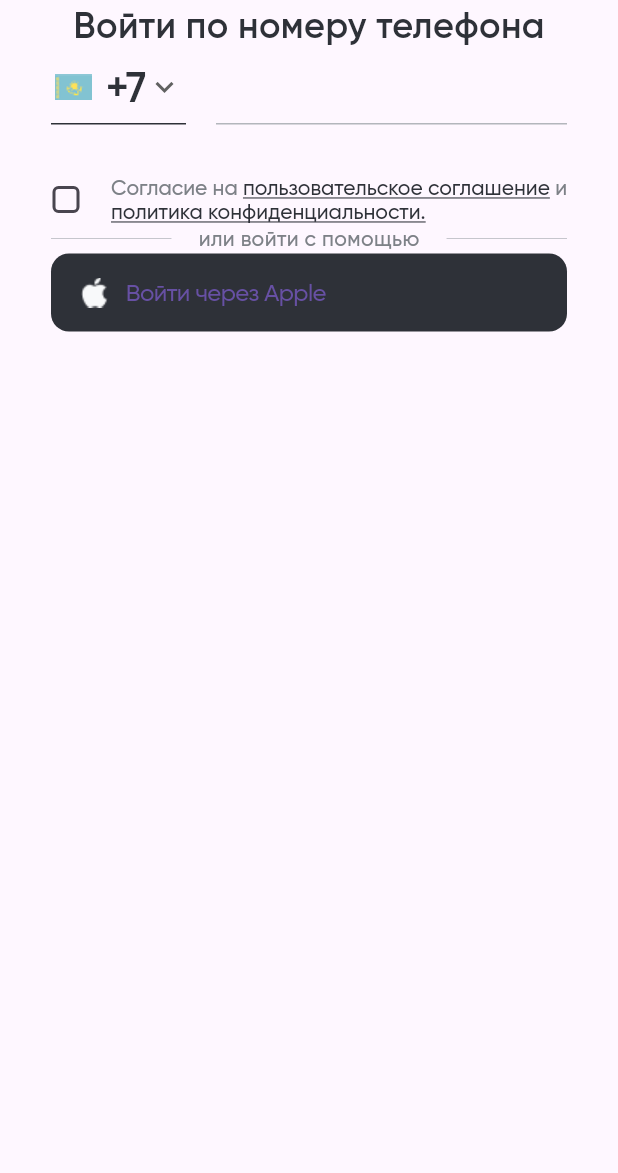
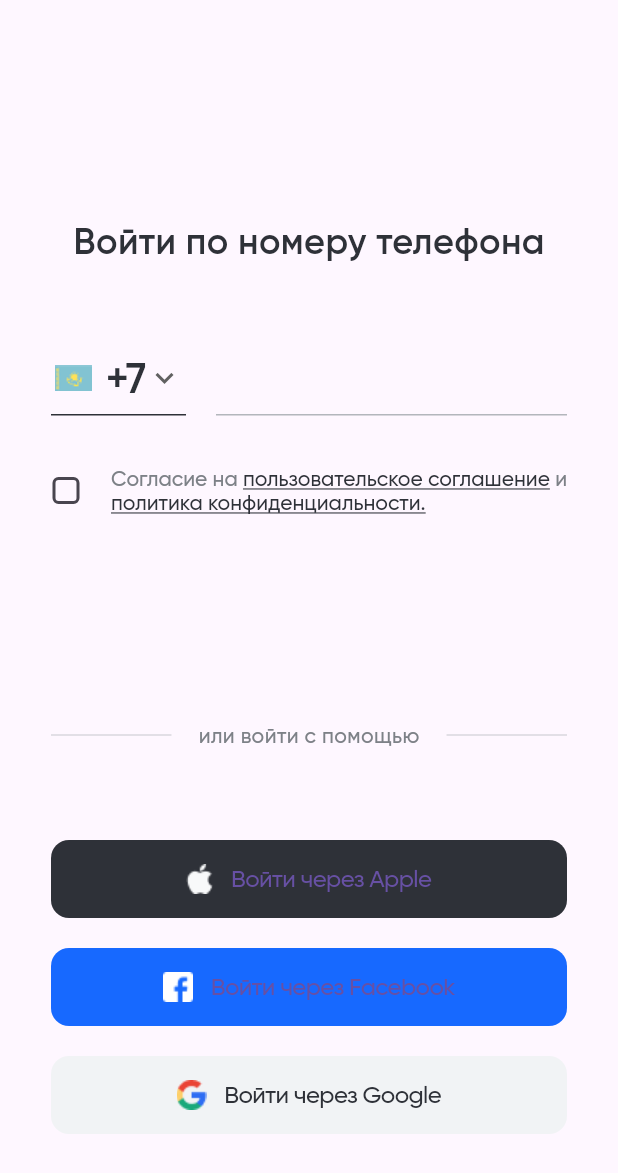
Before and after one commit to chakifenix/chat_app, a Flutter app: the screen it shows after launch, on a phone screen of 412 x 824 dp. Shown: the top 1173 px of the screen. Run offline on Flutter 3.47's test engine with Material 3 defaults, Android fonts, the phone set to English and light mode, and no system bars.

Commit message:
auth page

```diff
--- a/lib/features/auth/presentation/view/auth_page.dart
+++ b/lib/features/auth/presentation/view/auth_page.dart
@@ -1,5 +1,3 @@
-import 'dart:io';
-
 import 'package:chat_app/core/styles/text_styles.dart';
 import 'package:chat_app/extensions/space_exs.dart';
 import 'package:chat_app/features/auth/presentation/widgets/auth_button.dart';
@@ -22,18 +20,58 @@ class _AuthPageState extends State<AuthPage> {
   ];
   int selectedValue = 7;
   final TextEditingController phoneController = TextEditingController();
+  final FocusNode _focusNode = FocusNode();
+  bool isButtonVisible = false;
+  bool isFilled = false;
+
+  void _handleTapOutside(BuildContext context) {
+    if (isButtonVisible) {
+      _focusNode.unfocus(); // Закрываем клавиатуру
+      setState(() {
+        isButtonVisible = false;
+      });
+    }
+  }
+
+  @override
+  void initState() {
+    super.initState();
+    _focusNode.addListener(() {
+      setState(() {
+        isButtonVisible = _focusNode.hasFocus;
+      });
+    });
+    phoneController.addListener(() {
+      setState(() {
+        isFilled = phoneController.text.length == 13;
+      });
+    });
+  }
+
+  @override
+  void dispose() {
+    super.dispose();
+    _focusNode.dispose();
+  }
+
   @override
   Widget build(BuildContext context) {
     return Scaffold(
-      body: Padding(
+      body: GestureDetector(
+        onTap: () => _handleTapOutside(context),
+        child: Padding(
           padding: const EdgeInsets.symmetric(horizontal: 34),
+          child: SingleChildScrollView(
+            reverse: true,
             child: Column(
               crossAxisAlignment: CrossAxisAlignment.center,
               children: [
+                144.h,
                 Text(
                   'Войти по номеру телефона',
                   style: AppTextStyles.h5.copyWith(color: UiColor.darkest),
                 ),
+                50.h,
                 Row(
                   mainAxisAlignment: MainAxisAlignment.center,
                   crossAxisAlignment: CrossAxisAlignment.end,
@@ -77,6 +115,7 @@ class _AuthPageState extends State<AuthPage> {
                     20.w,
                     Expanded(
                         child: AuthTextField(
+                      focusNode: _focusNode,
                       controller: phoneController,
                     ))
                   ],
@@ -98,7 +137,8 @@ class _AuthPageState extends State<AuthPage> {
                       child: RichText(
                           text: TextSpan(
                               text: 'Согласие на ',
-                          style: AppTextStyles.h8.copyWith(color: UiColor.dark),
+                              style: AppTextStyles.h8
+                                  .copyWith(color: UiColor.dark),
                               children: [
                             TextSpan(
                                 text: 'пользовательское соглашение',
@@ -107,8 +147,8 @@ class _AuthPageState extends State<AuthPage> {
                                     decoration: TextDecoration.underline)),
                             TextSpan(
                                 text: ' и ',
-                            style:
-                                AppTextStyles.h8.copyWith(color: UiColor.dark)),
+                                style: AppTextStyles.h8
+                                    .copyWith(color: UiColor.dark)),
                             TextSpan(
                                 text: 'политика конфиденциальности.',
                                 style: AppTextStyles.h8.copyWith(
@@ -118,6 +158,7 @@ class _AuthPageState extends State<AuthPage> {
                     )
                   ],
                 ),
+                137.h,
                 Row(
                   children: [
                     Expanded(
@@ -140,23 +181,65 @@ class _AuthPageState extends State<AuthPage> {
                     ),
                   ],
                 ),
-            const SizedBox(
+                60.h,
+                if (isButtonVisible)
+                  SizedBox(
                     width: double.infinity,
                     child: AuthButton(
+                      onPressed: () {
+                        // showCupertinoDialog(
+                        //     context: context,
+                        //     builder: (BuildContext ctx) {
+                        //       return CupertinoAlertDialog(
+                        //         title: const Text('Please Confirm'),
+                        //       );
+                        //     });
+                      },
+                      title: 'Продолжить',
+                      color: isFilled ? UiColor.primary : UiColor.lightest,
+                      titleColor: isFilled ? null : UiColor.light,
+                    ),
+                  ),
+                if (!isButtonVisible)
+                  Column(
+                    children: [
+                      SizedBox(
+                        width: double.infinity,
+                        child: AuthButton(
+                          onPressed: () {
+                            print('object');
+                          },
                           title: 'Войти через Apple',
                           color: UiColor.darkest,
                           image: 'assets/apple.png',
                         ),
                       ),
-            // SizedBox(
-            //   width: double.infinity,
-            //   child: AuthButton(
-            //     title: 'Войти через Facebook',
-            //     color: UiColor.darkest,
-            //     image: 'assets/apple.png',
-            //   ),
-            // ),
+                      20.h,
+                      SizedBox(
+                        width: double.infinity,
+                        child: AuthButton(
+                          onPressed: () {},
+                          title: 'Войти через Facebook',
+                          color: const Color(0xFF1769FF),
+                          image: 'assets/facebook.png',
+                        ),
+                      ),
+                      20.h,
+                      SizedBox(
+                        width: double.infinity,
+                        child: AuthButton(
+                          onPressed: () {},
+                          title: 'Войти через Google',
+                          color: UiColor.lightest,
+                          image: 'assets/google.png',
+                          titleColor: UiColor.darkest,
+                        ),
+                      ),
                     ],
+                  ),
+              ],
+            ),
+          ),
         ),
       ),
     );
--- a/lib/features/auth/presentation/widgets/auth_button.dart
+++ b/lib/features/auth/presentation/widgets/auth_button.dart
@@ -1,31 +1,34 @@
 import 'package:chat_app/core/styles/text_styles.dart';
 import 'package:chat_app/extensions/space_exs.dart';
-import 'package:chat_app/uiKit/ui_colors.dart';
 import 'package:flutter/cupertino.dart';
 
 class AuthButton extends StatelessWidget {
   final String title;
   final Color color;
-  final String image;
-  const AuthButton({
-    super.key,
-    required this.title,
-    required this.color,
-    required this.image,
-  });
+  final String? image;
+  final Color? titleColor;
+  final Function() onPressed;
+  const AuthButton(
+      {super.key,
+      required this.title,
+      required this.color,
+      this.image,
+      this.titleColor,
+      required this.onPressed});
 
   @override
   Widget build(BuildContext context) {
     return CupertinoButton(
-      onPressed: () {},
+      onPressed: onPressed,
       color: color,
       child: Row(
+        mainAxisAlignment: MainAxisAlignment.center,
         children: [
-          Image.asset(image),
+          image != null ? Image.asset(image!) : const SizedBox(),
           12.w,
           Text(
             title,
-            style: AppTextStyles.h7,
+            style: AppTextStyles.h7.copyWith(color: titleColor),
           ),
         ],
       ),
--- a/lib/features/auth/presentation/widgets/auth_textfield.dart
+++ b/lib/features/auth/presentation/widgets/auth_textfield.dart
@@ -5,14 +5,13 @@ import 'package:flutter/services.dart';
 
 class AuthTextField extends StatelessWidget {
   final TextEditingController? controller;
-  const AuthTextField({
-    super.key,
-    this.controller,
-  });
+  final FocusNode? focusNode;
+  const AuthTextField({super.key, this.controller, this.focusNode});
 
   @override
   Widget build(BuildContext context) {
     return TextFormField(
+      focusNode: focusNode,
       controller: controller,
       keyboardType: TextInputType.number,
       inputFormatters: [
--- a/lib/main.dart
+++ b/lib/main.dart
@@ -10,7 +10,8 @@ class MainApp extends StatelessWidget {
 
   @override
   Widget build(BuildContext context) {
-    return const MaterialApp(
+    return MaterialApp(
+      theme: ThemeData(primaryColor: Color(0xFF2E6DF3)),
       home: AuthPage(),
     );
   }
```
Also changed, not shown: assets/facebook.png (added), assets/google.png (added). Lines whose indentation alone changed are shown as unchanged.
